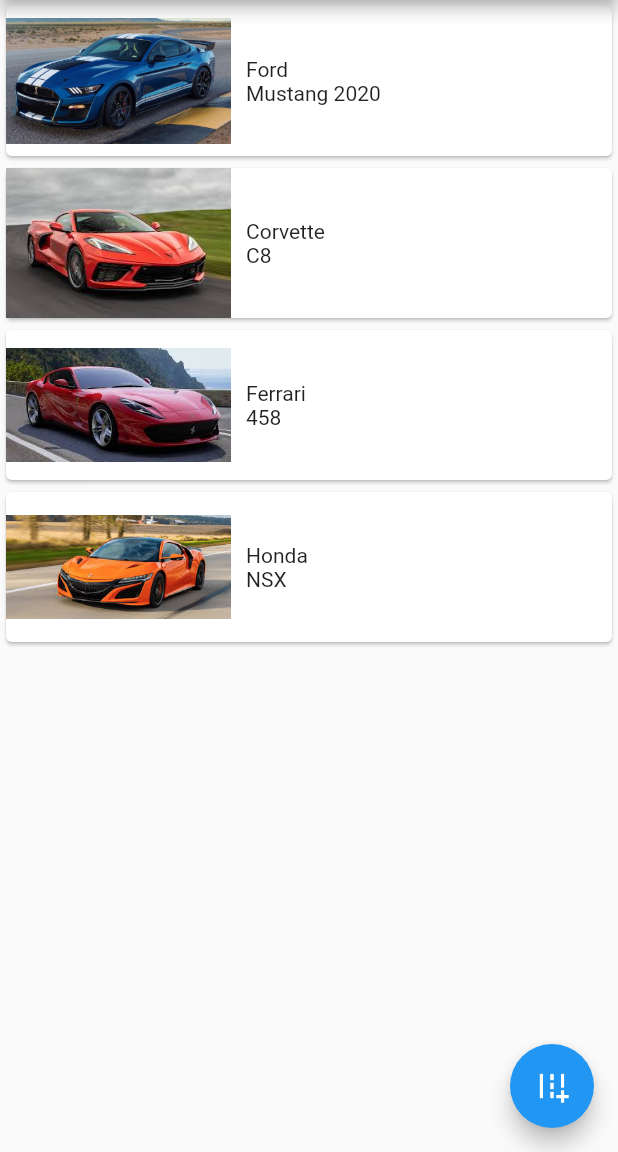
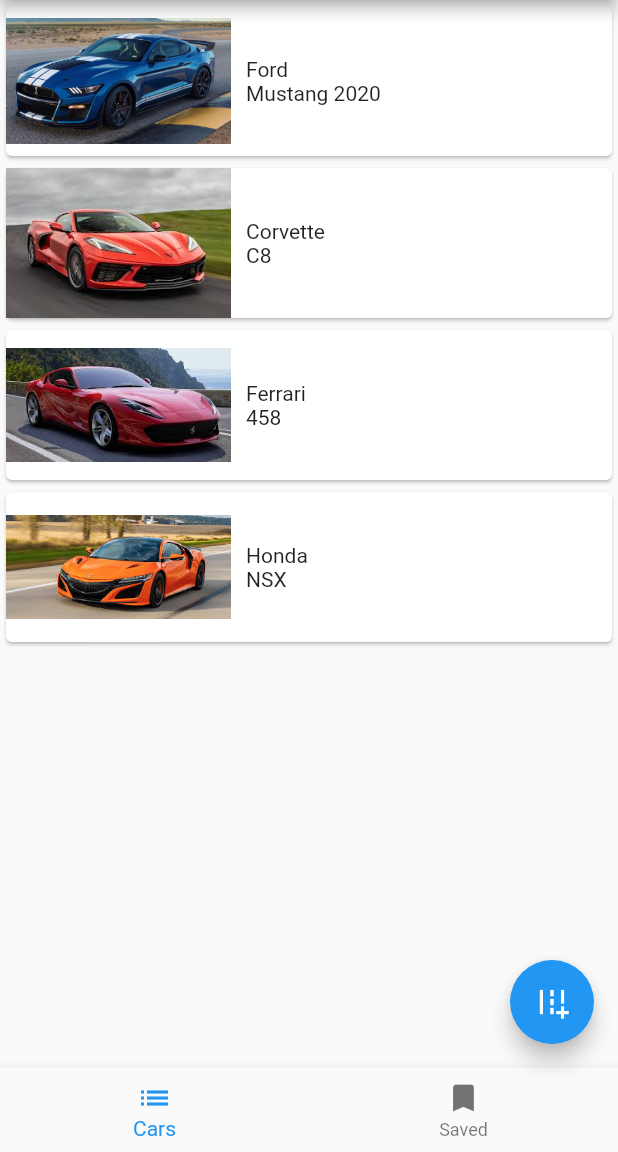
Before and after one commit to youssefmarzouk621/formation_flutter, a Flutter app: the screen it shows after launch, on a phone screen of 412 x 824 dp, the part 84-1236 px from its top. Run offline on Flutter 3.47's test engine with Material 2 defaults, Android fonts, the phone set to English and light mode, and no system bars; our stand-ins replace flutter_easyloading.

Commit message:
bottomNavigationBar, NamedRoutes, Drawer

```diff
--- /dev/null
+++ b/lib/Views/Favorites.dart
@@ -0,0 +1,8 @@
+import 'package:flutter/material.dart';
+
+class Favorites extends StatelessWidget {
+  @override
+  Widget build(BuildContext context) {
+    return Container(child: Text("favorites"));
+  }
+}
--- a/lib/Views/HomePage.dart
+++ b/lib/Views/HomePage.dart
@@ -1,5 +1,7 @@
 import 'package:flutter/material.dart';
 import 'package:flutter_easyloading/flutter_easyloading.dart';
+import 'package:revision/Views/listCars.dart';
+import 'package:revision/Views/savedCars.dart';
 
 import 'CarDetails.dart';
 
@@ -19,6 +21,8 @@
   List<Widget> cars = [];
   @override
   void initState() {
+    interfaces.add(listCars(cars));
+    interfaces.add(SavedCars());
     super.initState();
 
     cars.add(
@@ -38,17 +42,16 @@
         _buildCarInfo(context, "Honda", "NSX", "assets/images/honda.jpeg"));
   }
 
+  int _bottomIndex = 0;
+
+  List<Widget> interfaces = [];
   @override
   Widget build(BuildContext context) {
     return Scaffold(
       appBar: AppBar(
         title: Text('P3 - Routes'),
       ),
-      body: ListView.builder(
-          itemCount: cars.length,
-          itemBuilder: (BuildContext context, int index) {
-            return cars[index];
-          }),
+      body: interfaces[_bottomIndex],
       floatingActionButton: FloatingActionButton(
         child: Icon(Icons.add_road),
         onPressed: () {
@@ -153,6 +156,21 @@
           );
         },
       ),
+      bottomNavigationBar: BottomNavigationBar(
+        items: [
+          BottomNavigationBarItem(
+            label: "Cars",
+            icon: Icon(Icons.list),
+          ),
+          BottomNavigationBarItem(label: "Saved", icon: Icon(Icons.bookmark)),
+        ],
+        currentIndex: _bottomIndex,
+        onTap: (int value) {
+          setState(() {
+            _bottomIndex = value;
+          });
+        },
+      ),
     );
   }
 
--- /dev/null
+++ b/lib/Views/listCars.dart
@@ -0,0 +1,21 @@
+import 'package:flutter/material.dart';
+
+class listCars extends StatefulWidget {
+  List<Widget> cars = [];
+
+  listCars(this.cars);
+
+  @override
+  _listCarsState createState() => _listCarsState();
+}
+
+class _listCarsState extends State<listCars> {
+  @override
+  Widget build(BuildContext context) {
+    return ListView.builder(
+        itemCount: widget.cars.length,
+        itemBuilder: (BuildContext context, int index) {
+          return widget.cars[index];
+        });
+  }
+}
--- /dev/null
+++ b/lib/Views/savedCars.dart
@@ -0,0 +1,8 @@
+import 'package:flutter/material.dart';
+
+class SavedCars extends StatelessWidget {
+  @override
+  Widget build(BuildContext context) {
+    return Container(child: Text("saved"));
+  }
+}
--- a/lib/main.dart
+++ b/lib/main.dart
@@ -15,7 +15,13 @@
       theme: ThemeData(
         primarySwatch: Colors.blue,
       ),
-      home: HomePage(),
+      routes: {
+        "/": (BuildContext context) {
+          return HomePage();
+        },
+      },
+      initialRoute: "/",
+      //home: HomePage(),
       builder: EasyLoading.init(),
     );
   }
```
